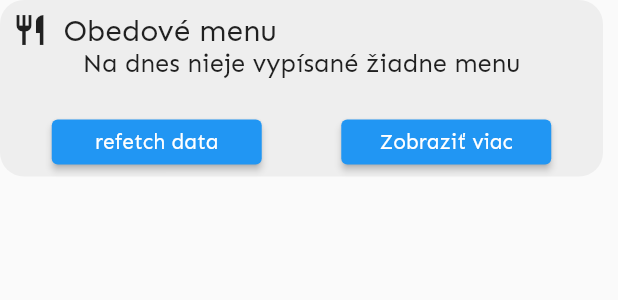
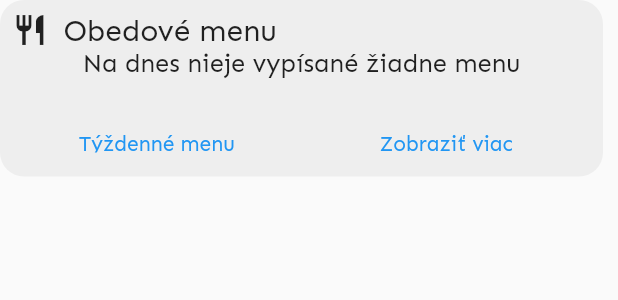
Before and after one commit to Moreplavec64/kop_spse, a Flutter app: the JedalenHomeScreenWidget widget shown alone on an empty page, opened directly with empty values, on a phone screen of 412 x 824 dp. Shown: the top 300 px of the screen. Run offline on Flutter 3.47's test engine with Material 2 defaults, Android fonts, the phone set to English and light mode, and no system bars; our stand-ins replace cloud_firestore, firebase_auth, firebase_core, google_sign_in; accounts and stored records are empty.

Commit message:
(+) jedalen widget colors

```diff
--- a/lib/providers/jedalen.dart
+++ b/lib/providers/jedalen.dart
@@ -38,16 +38,14 @@ class JedalenProvider with ChangeNotifier {
       DateTime dateTime = DateFormat('dd MM yyyy').parse(
           '${date[0]} ${Formatters.svkMesiacDoCislo[date[1]].toString()} ${date[2]}');
       print(dateTime);
-      // print(tdList[1].children.first.children.first.children);
       List<h.Element> menu = tdList[1].getElementsByClassName('menu-tdmenu');
       jedalenData[dateTime] =
           menu.length != 0 ? menu.first.text.split('\n') : [];
 
+      //vymazanie prvych znakov (1. ...) v prvom riadku
       if (menu.length != 0)
         jedalenData[dateTime]!.first =
             jedalenData[dateTime]!.first.substring(3);
-      print(jedalenData[dateTime]);
     }
-    // print(jedalenData);
   }
 }
--- a/lib/widgets/home_screen_widgets/jedalen_widget.dart
+++ b/lib/widgets/home_screen_widgets/jedalen_widget.dart
@@ -68,19 +68,45 @@ class JedalenHomeScreenWidget extends StatelessWidget {
                     SizedBox(
                       width: 140,
                       height: 30,
-                      child: ElevatedButton(
+                      child: TextButton(
+                          style: ButtonStyle(
+                            overlayColor: MaterialStateProperty.all(
+                                Theme.of(context).primaryColor.withOpacity(.4)),
+                            foregroundColor:
+                                MaterialStateProperty.resolveWith<Color?>(
+                              (Set<MaterialState> states) {
+                                if (states.contains(MaterialState.focused) ||
+                                    states.contains(MaterialState.pressed))
+                                  return Theme.of(context).primaryColor;
+                                return null; // Defer to the widget's default.
+                              },
+                            ),
+                          ),
                           onPressed: () => Navigator.of(context)
                               .pushReplacementNamed('/menu'),
                           onLongPress: () async =>
                               await Provider.of<JedalenProvider>(context,
                                       listen: false)
                                   .fetchJedalenData(),
-                          child: Text('refetch data')),
+                          child: Text('Týždenné menu')),
                     ),
                     SizedBox(
                       width: 140,
                       height: 30,
-                      child: ElevatedButton(
+                      child: TextButton(
+                          style: ButtonStyle(
+                            overlayColor: MaterialStateProperty.all(
+                                Theme.of(context).primaryColor.withOpacity(.4)),
+                            foregroundColor:
+                                MaterialStateProperty.resolveWith<Color?>(
+                              (Set<MaterialState> states) {
+                                if (states.contains(MaterialState.focused) ||
+                                    states.contains(MaterialState.pressed))
+                                  return Theme.of(context).primaryColor;
+                                return null; // Defer to the widget's default.
+                              },
+                            ),
+                          ),
                           onPressed: () =>
                               jedalenProvider.toggleShouldBeExpanded(),
                           child: Text(
```
